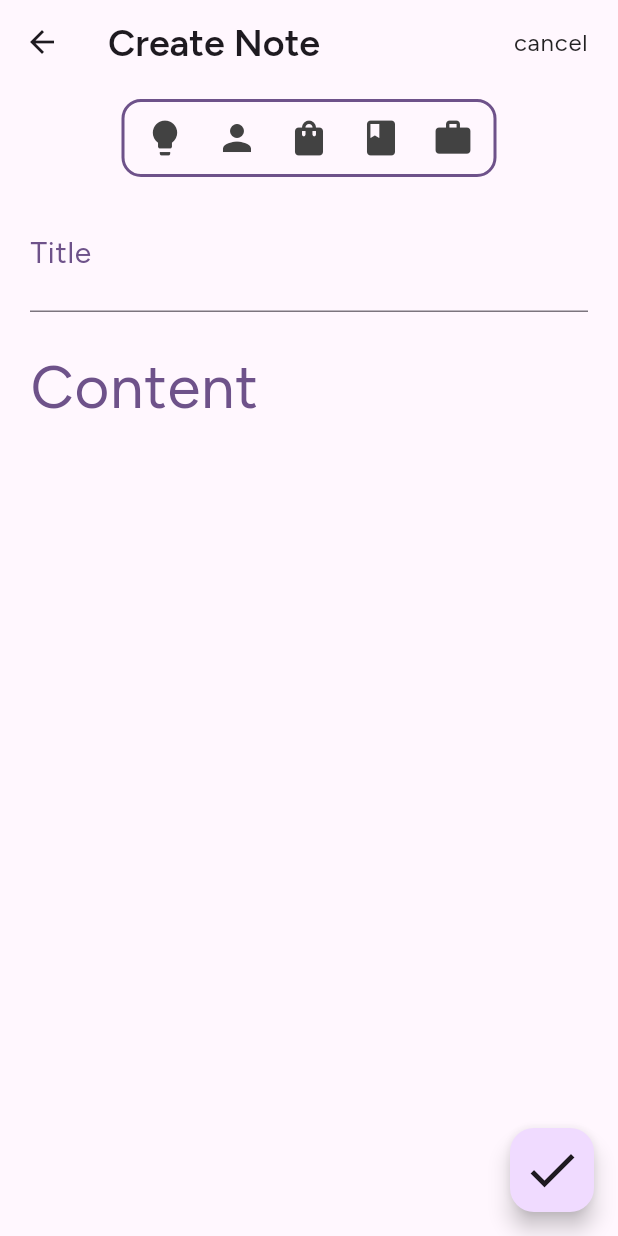
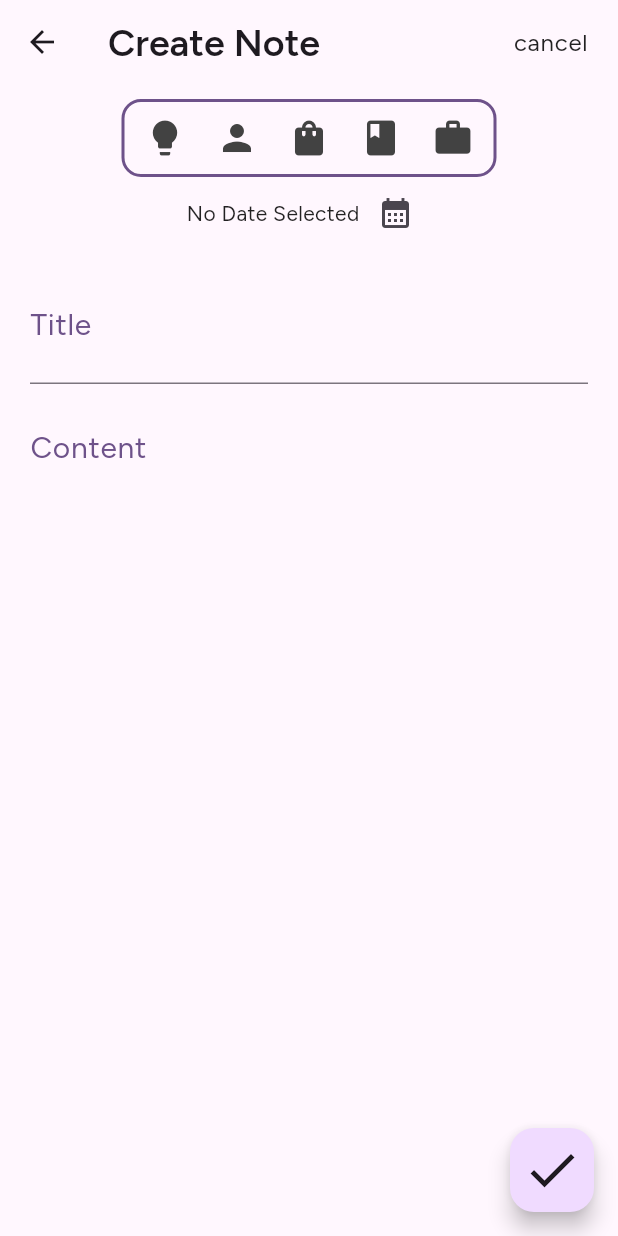
Before and after one commit to NkwiCyril/note_taking_app, a Flutter app: the CreateNoteScreen screen opened directly, after a tap on the "check" icon, on a phone screen of 412 x 824 dp. Run offline on Flutter 3.47's test engine with Material 2 defaults, Android fonts, the phone set to English and light mode, and no system bars; our stand-ins replace google_fonts.

Commit message:
implementation of date picker functionality and conditional rendering once no date selected

```diff
--- a/note_app/lib/screens/create_note_screen.dart
+++ b/note_app/lib/screens/create_note_screen.dart
@@ -1,4 +1,5 @@
 import 'package:flutter/material.dart';
+import 'package:note_app/model/notes_model.dart';
 import 'package:note_app/widgets/categories_bar.dart';
 
 class CreateNoteScreen extends StatefulWidget {
@@ -18,11 +19,36 @@ class _CreateNoteScreenState extends State<CreateNoteScreen> {
   final _titleController = TextEditingController();
   final _contentController = TextEditingController();
 
-  void _dispose() {
+  DateTime? _choosenDate;
+
+  @override
+  void dispose() {
     setState(
       () {
         _titleController.dispose();
         _contentController.dispose();
+
+        super.dispose();
+      },
+    );
+  }
+
+  void _showDatePicker() async {
+    final initialDate = DateTime.now();
+    final firstDate =
+        DateTime(initialDate.year, initialDate.month, initialDate.day);
+    final lastDate = DateTime(2030);
+
+    final selectDate = await showDatePicker(
+      context: context,
+      initialDate: initialDate,
+      firstDate: firstDate,
+      lastDate: lastDate,
+    );
+
+    setState(
+      () {
+        _choosenDate = selectDate;
       },
     );
   }
@@ -67,6 +93,20 @@ class _CreateNoteScreenState extends State<CreateNoteScreen> {
                 height: 10,
               ),
               const CategoryBar(),
+              Row(
+                mainAxisAlignment: MainAxisAlignment.center,
+                children: [
+                  Text(
+                    _choosenDate == null
+                        ? 'No Date Selected'
+                        : dateFormat.format(_choosenDate!),
+                  ),
+                  IconButton(
+                    onPressed: _showDatePicker,
+                    icon: const Icon(Icons.calendar_month),
+                  )
+                ],
+              ),
               const SizedBox(
                 height: 10,
               ),
@@ -79,7 +119,6 @@ class _CreateNoteScreenState extends State<CreateNoteScreen> {
                     fontSize: 20,
                     color: Theme.of(context).colorScheme.primary,
                   ),
-                  hintText: 'Note Title',
                 ),
               ),
               const SizedBox(
@@ -92,7 +131,7 @@ class _CreateNoteScreenState extends State<CreateNoteScreen> {
                     border: InputBorder.none,
                     labelText: 'Content',
                     labelStyle: TextStyle(
-                      fontSize: 40,
+                      fontSize: 20,
                       color: Theme.of(context).colorScheme.primary,
                     ),
                     hintText: 'Note Content'),
@@ -102,7 +141,10 @@ class _CreateNoteScreenState extends State<CreateNoteScreen> {
         ),
       ),
       floatingActionButton: FloatingActionButton(
-        onPressed: () {},
+        onPressed: () {
+          print(_titleController.text);
+          print(_contentController.text);
+        },
         child: Icon(
           Icons.check,
           size: 40,
```
Also changed, not shown: dart.dart (added, +8 -0 lines).
